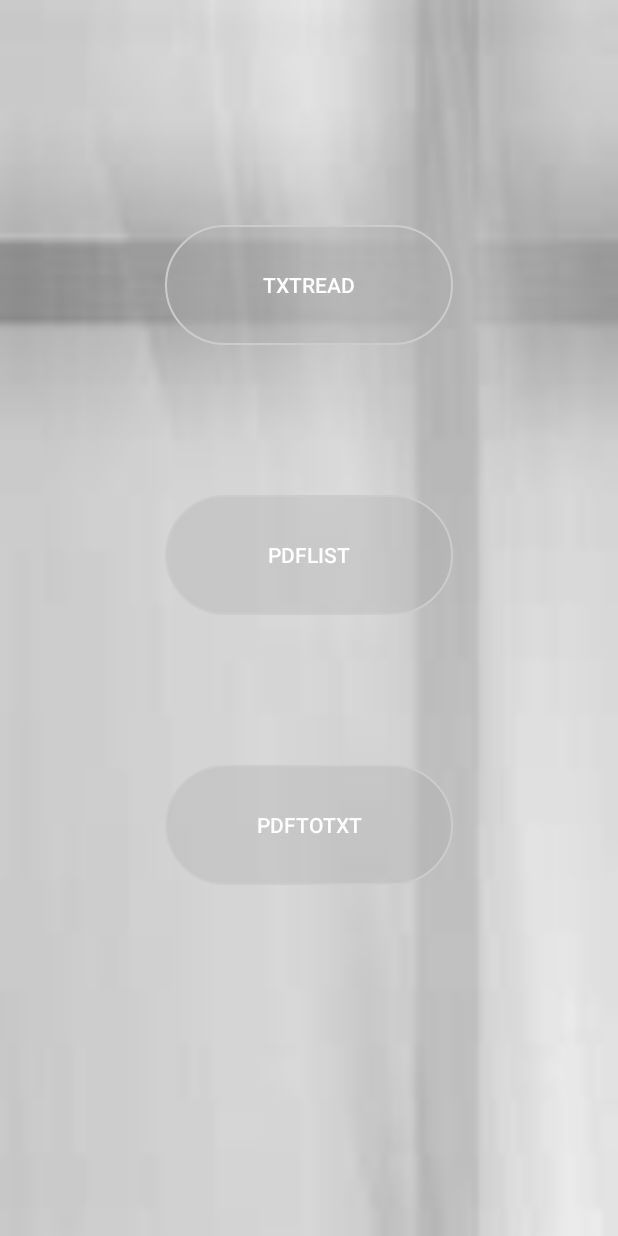
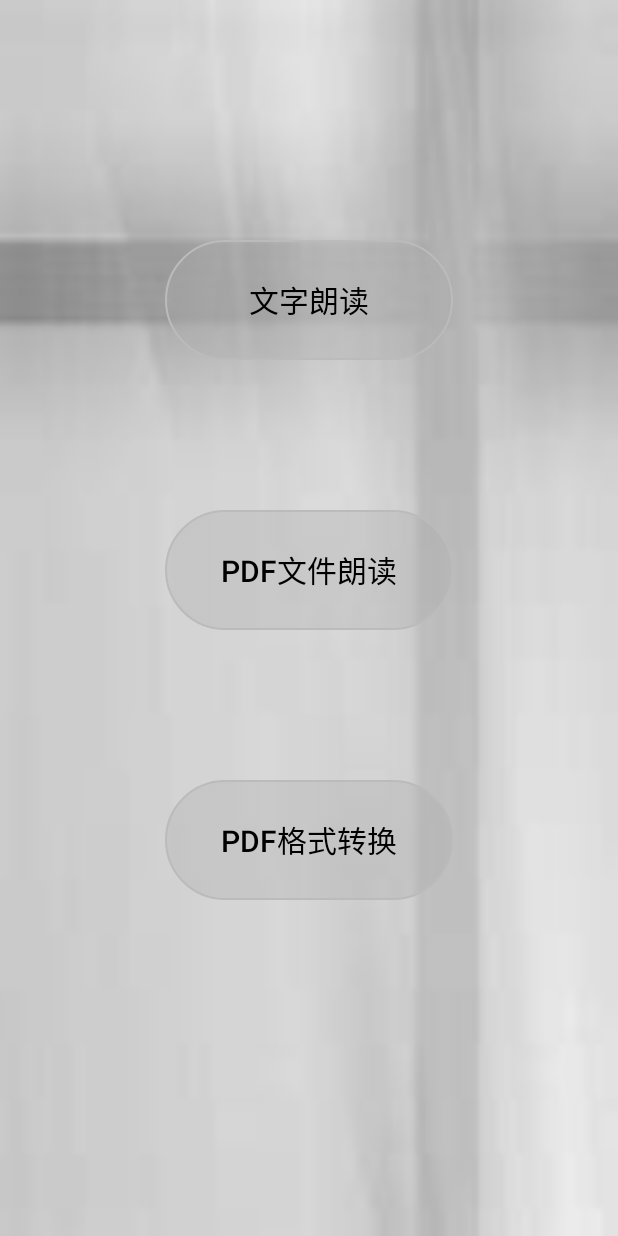
Before and after one commit to lee-muchen/pdfreader, an Android app: the MainActivity screen opened directly, with no data from a screen before it, on a phone screen of 412 x 824 dp. Run offline under Robolectric (Android 15) with nearby library versions, the phone set to English and light mode, and no system bars.

Commit message:
修改主页面按钮样式，导航栏颜色

```diff
--- a/app/src/main/res/drawable/main_btn.xml
+++ b/app/src/main/res/drawable/main_btn.xml
@@ -6,7 +6,7 @@
                 android:endColor="#eeeeee"
                 android:angle="90" />
             <stroke android:width="1dip" android:color="#dddddd" />
-            <corners android:radius="2dp" />
+            <corners android:radius="45dip" />
             <padding android:left="10dp" android:top="10dp"
                 android:right="10dp" android:bottom="10dp" />
         </shape>
@@ -17,7 +17,7 @@
                 android:endColor="#eeeeee"
                 android:angle="90" />
             <stroke android:width="1dip" android:color="#dddddd" />
-            <corners android:radius="2dp" />
+            <corners android:radius="45dip" />
             <padding android:left="10dp" android:top="10dp"
                 android:right="10dp" android:bottom="10dp" />
         </shape>
@@ -27,7 +27,7 @@
         <shape>
             <gradient android:startColor="#55ababab" android:endColor="#55ababab"
                 android:angle="180" />
-            <stroke android:width="1dip" android:color="#cccccc" />
+            <stroke android:width="1dip" android:color="#bbbbbb" />
             <corners android:radius="45dip" />
             <padding android:left="10dp" android:top="10dp"
                 android:right="10dp" android:bottom="10dp" />
--- a/app/src/main/res/layout/activity_main.xml
+++ b/app/src/main/res/layout/activity_main.xml
@@ -9,11 +9,12 @@
         android:id="@+id/txt_read"
         android:layout_width="192dp"
         android:layout_height="80dp"
-        android:layout_marginTop="150dp"
+        android:layout_marginTop="160dp"
         android:background="@drawable/main_btn"
         android:layout_centerHorizontal="true"
-        android:textColor="@color/bg__white"
-        android:text="txtread"></Button>
+        android:textColor="#000000"
+        android:textSize="20sp"
+        android:text="文字朗读"></Button>
 
     <Button
         android:id="@+id/pdf_file"
@@ -23,7 +24,9 @@
         android:layout_below="@+id/txt_read"
         android:background="@drawable/main_btn"
         android:layout_centerHorizontal="true"
-        android:text="pdflist"></Button>
+        android:textColor="#000000"
+        android:textSize="20sp"
+        android:text="PDF文件朗读"></Button>
     <Button
         android:id="@+id/pdf_to_txt"
         android:layout_width="192dp"
@@ -31,8 +34,10 @@
         android:layout_marginTop="100dp"
         android:layout_below="@+id/pdf_file"
         android:background="@drawable/main_btn"
+        android:textColor="#000000"
+        android:textSize="20sp"
         android:layout_centerHorizontal="true"
-        android:text="pdfToTxt"></Button>
+        android:text="PDF格式转换"></Button>
 
 
 </RelativeLayout>
--- a/app/src/main/res/values/colors.xml
+++ b/app/src/main/res/values/colors.xml
@@ -1,8 +1,8 @@
 <?xml version="1.0" encoding="utf-8"?>
 <resources>
-    <color name="colorPrimary">#008577</color>
+    <color name="colorPrimary">#101010</color>
     <color name="colorPrimaryDark">#00574B</color>
     <color name="bg__white">#fff</color><!--背景颜色白色-->
     <color name="bg__light_graye">#DBD0D0</color><!--背景颜色浅灰色-->
-    <color name="colorAccent">#D81B60</color>
+    <color name="colorAccent">#101010</color>
 </resources>
```
